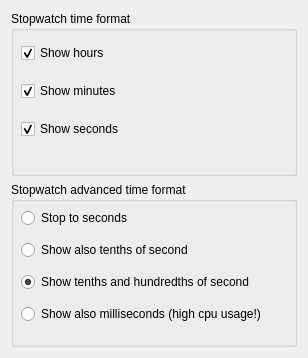
Above: widgets/generalsettings.ui from KDE/kronometer before the change. Below: the same form after it.
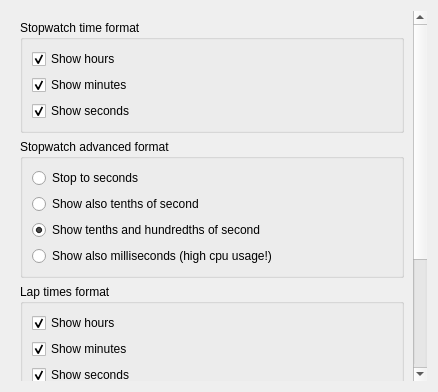
That is the form after the change.

Commit message: TimeFormat interface for time format code sharing; font settings for timer display font

What changed in the file:
```diff
--- a/widgets/generalsettings.ui
+++ b/widgets/generalsettings.ui
@@ -6,36 +6,45 @@
    <rect>
     <x>0</x>
     <y>0</y>
-    <width>294</width>
-    <height>342</height>
+    <width>438</width>
+    <height>392</height>
    </rect>
   </property>
   <property name="windowTitle">
-   <string>General</string>
-  </property>
-  <layout class="QVBoxLayout">
-   <item>
-    <widget class="QGroupBox" name="groupBox">
-     <property name="minimumSize">
-      <size>
-       <width>0</width>
-       <height>165</height>
-      </size>
-     </property>
-     <property name="title">
-      <string>Stopwatch time format</string>
-     </property>
-     <widget class="QWidget" name="verticalLayoutWidget">
-      <property name="geometry">
-       <rect>
-        <x>10</x>
-        <y>20</y>
-        <width>231</width>
-        <height>121</height>
-       </rect>
+   <string>Form</string>
       </property>
       <layout class="QVBoxLayout" name="verticalLayout">
        <item>
+    <widget class="QScrollArea" name="scrollArea">
+     <property name="frameShape">
+      <enum>QFrame::NoFrame</enum>
+     </property>
+     <property name="widgetResizable">
+      <bool>true</bool>
+     </property>
+     <widget class="QWidget" name="scrollAreaWidgetContents">
+      <property name="geometry">
+       <rect>
+        <x>0</x>
+        <y>0</y>
+        <width>413</width>
+        <height>498</height>
+       </rect>
+      </property>
+      <layout class="QVBoxLayout" name="verticalLayout_3">
+       <item>
+        <widget class="QGroupBox" name="groupBox_4">
+         <property name="minimumSize">
+          <size>
+           <width>369</width>
+           <height>0</height>
+          </size>
+         </property>
+         <property name="title">
+          <string>Stopwatch time format</string>
+         </property>
+         <layout class="QVBoxLayout" name="verticalLayout_2">
+          <item>
         <widget class="QCheckBox" name="kcfg_showHours">
          <property name="text">
           <string>Show hours</string>
@@ -67,31 +76,19 @@
        </item>
       </layout>
      </widget>
-     <zorder>verticalLayoutWidget</zorder>
-     <zorder>groupBox_2</zorder>
-    </widget>
    </item>
    <item>
     <widget class="QGroupBox" name="groupBox_2">
      <property name="minimumSize">
       <size>
-       <width>286</width>
-       <height>165</height>
+           <width>369</width>
+           <height>0</height>
       </size>
      </property>
      <property name="title">
-      <string>Stopwatch advanced time format</string>
-     </property>
-     <widget class="QWidget" name="verticalLayoutWidget_2">
-      <property name="geometry">
-       <rect>
-        <x>10</x>
-        <y>20</y>
-        <width>254</width>
-        <height>131</height>
-       </rect>
-      </property>
-      <layout class="QVBoxLayout" name="verticalLayout_2">
+          <string>Stopwatch advanced format</string>
+         </property>
+         <layout class="QVBoxLayout" name="verticalLayout_6">
        <item>
         <widget class="QRadioButton" name="kcfg_stopToSeconds">
          <property name="text">
@@ -121,6 +118,100 @@
          <property name="text">
           <string>Show also milliseconds (high cpu usage!)</string>
          </property>
+           </widget>
+          </item>
+         </layout>
+        </widget>
+       </item>
+       <item>
+        <widget class="QGroupBox" name="groupBox_3">
+         <property name="minimumSize">
+          <size>
+           <width>369</width>
+           <height>0</height>
+          </size>
+         </property>
+         <property name="title">
+          <string>Lap times format</string>
+         </property>
+         <layout class="QVBoxLayout" name="verticalLayout_4">
+          <item>
+           <widget class="QCheckBox" name="kcfg_showLapHours">
+            <property name="text">
+             <string>Show hours</string>
+            </property>
+            <property name="checked">
+             <bool>true</bool>
+            </property>
+           </widget>
+          </item>
+          <item>
+           <widget class="QCheckBox" name="kcfg_showLapMinutes">
+            <property name="text">
+             <string>Show minutes</string>
+            </property>
+            <property name="checked">
+             <bool>true</bool>
+            </property>
+           </widget>
+          </item>
+          <item>
+           <widget class="QCheckBox" name="kcfg_showLapSeconds">
+            <property name="text">
+             <string>Show seconds</string>
+            </property>
+            <property name="checked">
+             <bool>true</bool>
+            </property>
+           </widget>
+          </item>
+         </layout>
+        </widget>
+       </item>
+       <item>
+        <widget class="QGroupBox" name="groupBox">
+         <property name="minimumSize">
+          <size>
+           <width>369</width>
+           <height>0</height>
+          </size>
+         </property>
+         <property name="title">
+          <string>Lap times advanced format</string>
+         </property>
+         <layout class="QVBoxLayout" name="verticalLayout_5">
+          <item>
+           <widget class="QRadioButton" name="kcfg_stopToLapSeconds">
+            <property name="text">
+             <string>Stop to seconds</string>
+            </property>
+           </widget>
+          </item>
+          <item>
+           <widget class="QRadioButton" name="kcfg_showLapTenths">
+            <property name="text">
+             <string>Show also tenths of second</string>
+            </property>
+           </widget>
+          </item>
+          <item>
+           <widget class="QRadioButton" name="kcfg_showLapHundredths">
+            <property name="text">
+             <string>Show tenths and hundredths of second</string>
+            </property>
+            <property name="checked">
+             <bool>true</bool>
+            </property>
+           </widget>
+          </item>
+          <item>
+           <widget class="QRadioButton" name="kcfg_showLapMilliseconds">
+            <property name="text">
+             <string>Show also milliseconds</string>
+            </property>
+           </widget>
+          </item>
+         </layout>
         </widget>
        </item>
       </layout>
```
Lines whose indentation alone changed are shown as unchanged. The commit also changes 14 other files.
